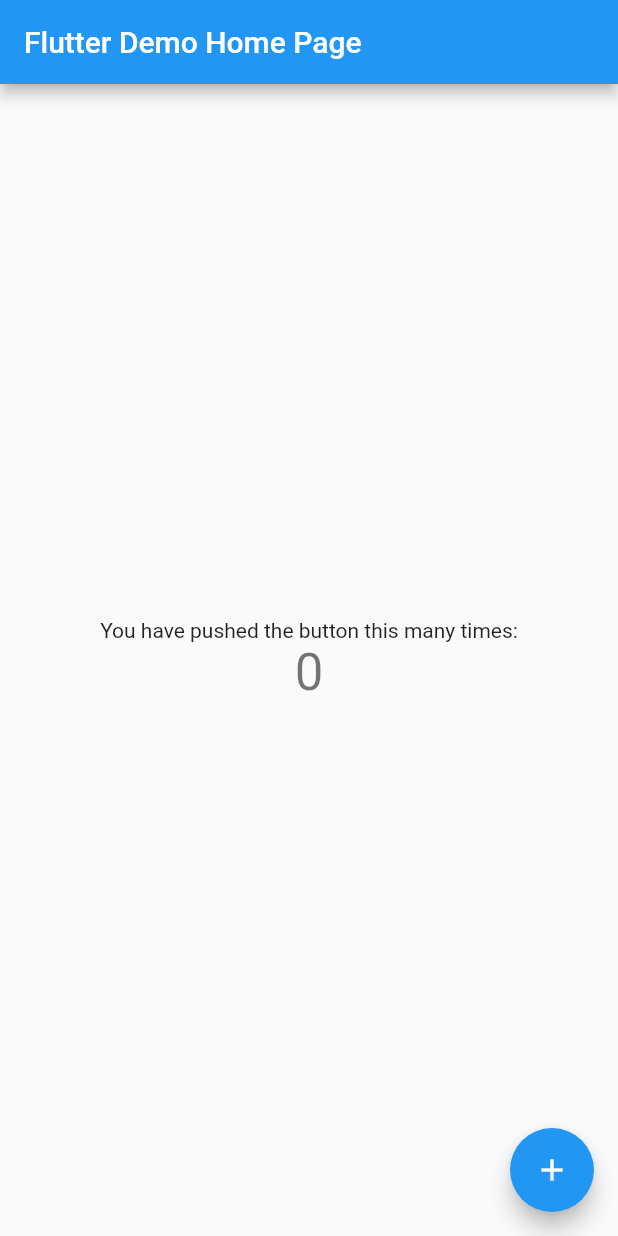
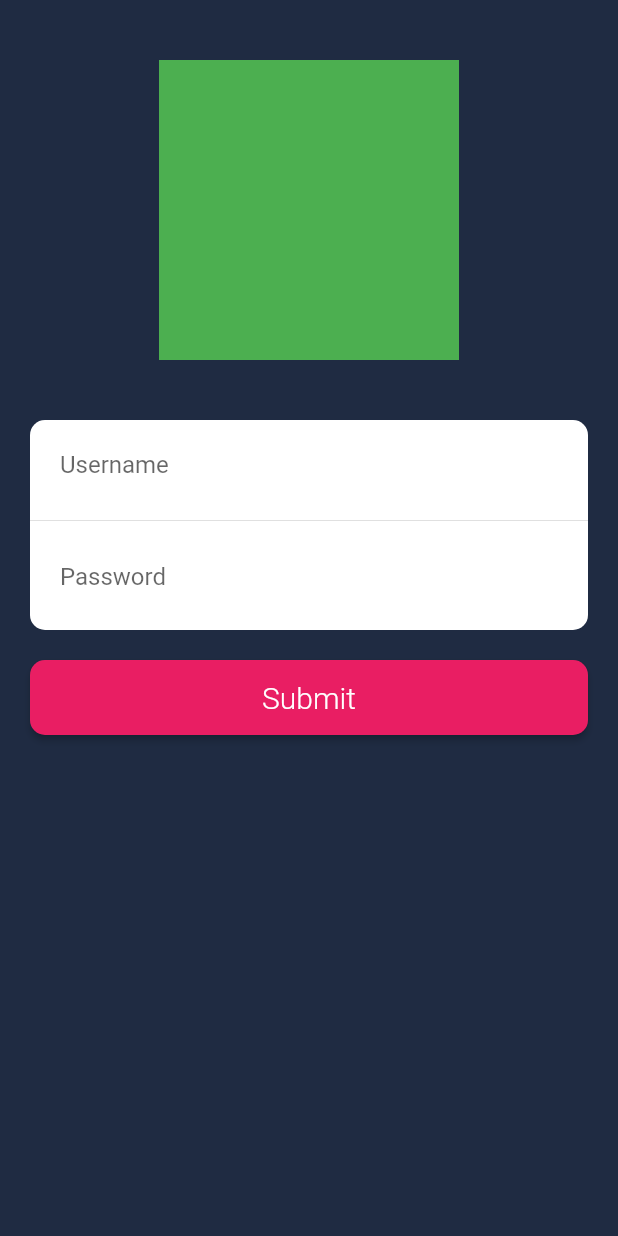
Before and after one commit to NoobSaiyan/teddy_login_screen, a Flutter app: the screen it shows after launch, on a phone screen of 412 x 824 dp. Run offline on Flutter 3.47's test engine with Material 2 defaults, Android fonts, the phone set to English and light mode, and no system bars.

Commit message:
Basic UI structure completed

```diff
--- a/lib/main.dart
+++ b/lib/main.dart
@@ -11,107 +11,93 @@ class MyApp extends StatelessWidget {
     return MaterialApp(
       title: 'Flutter Demo',
       theme: ThemeData(
-        // This is the theme of your application.
-        //
-        // Try running your application with "flutter run". You'll see the
-        // application has a blue toolbar. Then, without quitting the app, try
-        // changing the primarySwatch below to Colors.green and then invoke
-        // "hot reload" (press "r" in the console where you ran "flutter run",
-        // or simply save your changes to "hot reload" in a Flutter IDE).
-        // Notice that the counter didn't reset back to zero; the application
-        // is not restarted.
         primarySwatch: Colors.blue,
-        // This makes the visual density adapt to the platform that you run
-        // the app on. For desktop platforms, the controls will be smaller and
-        // closer together (more dense) than on mobile platforms.
         visualDensity: VisualDensity.adaptivePlatformDensity,
       ),
-      home: MyHomePage(title: 'Flutter Demo Home Page'),
+      home: Scaffold(
+        resizeToAvoidBottomInset: false,
+        backgroundColor: Color(0xFF1F2B42),
+        body: LoginScreen(),
+      ),
     );
   }
 }
 
-class MyHomePage extends StatefulWidget {
-  MyHomePage({Key key, this.title}) : super(key: key);
-
-  // This widget is the home page of your application. It is stateful, meaning
-  // that it has a State object (defined below) that contains fields that affect
-  // how it looks.
-
-  // This class is the configuration for the state. It holds the values (in this
-  // case the title) provided by the parent (in this case the App widget) and
-  // used by the build method of the State. Fields in a Widget subclass are
-  // always marked "final".
-
-  final String title;
-
+class LoginScreen extends StatefulWidget {
   @override
-  _MyHomePageState createState() => _MyHomePageState();
+  _LoginScreenState createState() => _LoginScreenState();
 }
 
-class _MyHomePageState extends State<MyHomePage> {
-  int _counter = 0;
-
-  void _incrementCounter() {
-    setState(() {
-      // This call to setState tells the Flutter framework that something has
-      // changed in this State, which causes it to rerun the build method below
-      // so that the display can reflect the updated values. If we changed
-      // _counter without calling setState(), then the build method would not be
-      // called again, and so nothing would appear to happen.
-      _counter++;
-    });
-  }
-
+class _LoginScreenState extends State<LoginScreen> {
   @override
   Widget build(BuildContext context) {
-    // This method is rerun every time setState is called, for instance as done
-    // by the _incrementCounter method above.
-    //
-    // The Flutter framework has been optimized to make rerunning build methods
-    // fast, so that you can just rebuild anything that needs updating rather
-    // than having to individually change instances of widgets.
-    return Scaffold(
-      appBar: AppBar(
-        // Here we take the value from the MyHomePage object that was created by
-        // the App.build method, and use it to set our appbar title.
-        title: Text(widget.title),
+    return Column(
+      crossAxisAlignment: CrossAxisAlignment.center,
+      children: <Widget>[
+        SizedBox(
+          height: 40,
         ),
-      body: Center(
-        // Center is a layout widget. It takes a single child and positions it
-        // in the middle of the parent.
+        Center(
+          child: Container(
+            color: Colors.green,
+            height: 200,
+            width: 200,
+          ),
+        ),
+        SizedBox(
+          height: 40,
+        ),
+        Container(
+          margin: EdgeInsets.only(left: 20, right: 20),
+          height: 140,
+          width: double.infinity,
+          decoration: BoxDecoration(
+              borderRadius: BorderRadius.all(
+                Radius.circular(10),
+              ),
+              color: Colors.white),
           child: Column(
-          // Column is also a layout widget. It takes a list of children and
-          // arranges them vertically. By default, it sizes itself to fit its
-          // children horizontally, and tries to be as tall as its parent.
-          //
-          // Invoke "debug painting" (press "p" in the console, choose the
-          // "Toggle Debug Paint" action from the Flutter Inspector in Android
-          // Studio, or the "Toggle Debug Paint" command in Visual Studio Code)
-          // to see the wireframe for each widget.
-          //
-          // Column has various properties to control how it sizes itself and
-          // how it positions its children. Here we use mainAxisAlignment to
-          // center the children vertically; the main axis here is the vertical
-          // axis because Columns are vertical (the cross axis would be
-          // horizontal).
-          mainAxisAlignment: MainAxisAlignment.center,
             children: <Widget>[
-            Text(
-              'You have pushed the button this many times:',
+              TextFormField(
+                decoration: InputDecoration(
+                  border: InputBorder.none,
+                  hintText: 'Username',
+                  contentPadding: EdgeInsets.all(20),
                 ),
-            Text(
-              '$_counter',
-              style: Theme.of(context).textTheme.headline4,
+              ),
+              Divider(),
+              TextFormField(
+                obscureText: true,
+                decoration: InputDecoration(
+                  border: InputBorder.none,
+                  hintText: 'Password',
+                  contentPadding: EdgeInsets.all(20),
+                ),
               ),
             ],
           ),
         ),
-      floatingActionButton: FloatingActionButton(
-        onPressed: _incrementCounter,
-        tooltip: 'Increment',
-        child: Icon(Icons.add),
-      ), // This trailing comma makes auto-formatting nicer for build methods.
+        Container(
+          width: double.infinity,
+          height: 70,
+          margin: EdgeInsets.only(left: 20, right: 20),
+          padding: EdgeInsets.only(top: 20),
+          child: RaisedButton(
+            color: Colors.pink,
+            child: Text(
+              'Submit',
+              style: TextStyle(
+                  color: Colors.white,
+                  fontSize: 20,
+                  fontWeight: FontWeight.w300),
+            ),
+            shape: RoundedRectangleBorder(
+              borderRadius: BorderRadius.circular(10),
+            ),
+            onPressed: () {},
+          ),
+        )
+      ],
     );
   }
 }
```
Lines whose indentation alone changed are shown as unchanged.
